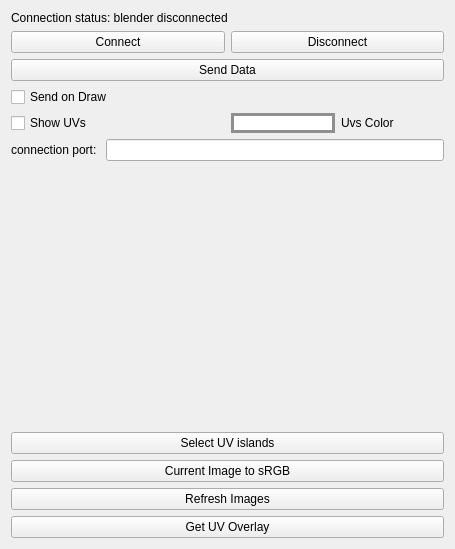
This is KritaBlenderLink/BlenderKritaLinkUI.ui in heisenshark/blender-krita-link-plugin as Qt 5 draws it before an edit. The edited form follows.
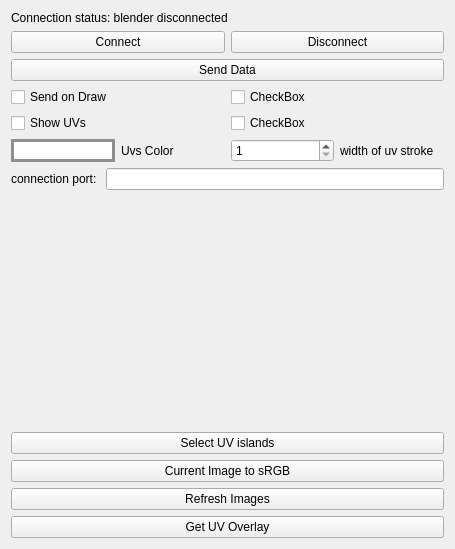
This is the edited form.

Commit message: added width modifier to uv view, autodisconnect on port change, shared memory for specific port

What changed in the file:
```diff
--- a/KritaBlenderLink/BlenderKritaLinkUI.ui
+++ b/KritaBlenderLink/BlenderKritaLinkUI.ui
@@ -50,14 +50,25 @@
     </widget>
    </item>
    <item>
-    <widget class="QCheckBox" name="SendOnDrawCheckbox">
-     <property name="text">
-      <string>Send on Draw</string>
-     </property>
-    </widget>
+    <layout class="QHBoxLayout" name="horizontalLayout_5">
+     <item>
+      <widget class="QCheckBox" name="SendOnDrawCheckbox">
+       <property name="text">
+        <string>Send on Draw</string>
+       </property>
+      </widget>
+     </item>
+     <item>
+      <widget class="QCheckBox" name="checkBox">
+       <property name="text">
+        <string>CheckBox</string>
+       </property>
+      </widget>
+     </item>
+    </layout>
    </item>
    <item>
-    <layout class="QHBoxLayout" name="horizontalLayout_2">
+    <layout class="QHBoxLayout" name="horizontalLayout_6">
      <item>
       <widget class="QCheckBox" name="ShowUVCheckbox">
        <property name="text">
@@ -66,6 +77,17 @@
       </widget>
      </item>
      <item>
+      <widget class="QCheckBox" name="checkBox_2">
+       <property name="text">
+        <string>CheckBox</string>
+       </property>
+      </widget>
+     </item>
+    </layout>
+   </item>
+   <item>
+    <layout class="QHBoxLayout" name="horizontalLayout_2">
+     <item>
       <layout class="QHBoxLayout" name="horizontalLayout_3">
        <item>
         <widget class="QWidget" name="UVColorButton" native="true">
@@ -84,6 +106,23 @@
          </property>
         </widget>
        </item>
+       <item>
+        <widget class="QSpinBox" name="uv_width">
+         <property name="minimum">
+          <number>1</number>
+         </property>
+         <property name="maximum">
+          <number>10</number>
+         </property>
+        </widget>
+       </item>
+       <item>
+        <widget class="QLabel" name="label_2">
+         <property name="text">
+          <string>width of uv stroke</string>
+         </property>
+        </widget>
+       </item>
       </layout>
      </item>
     </layout>
```
The commit also changes 6 other files.
